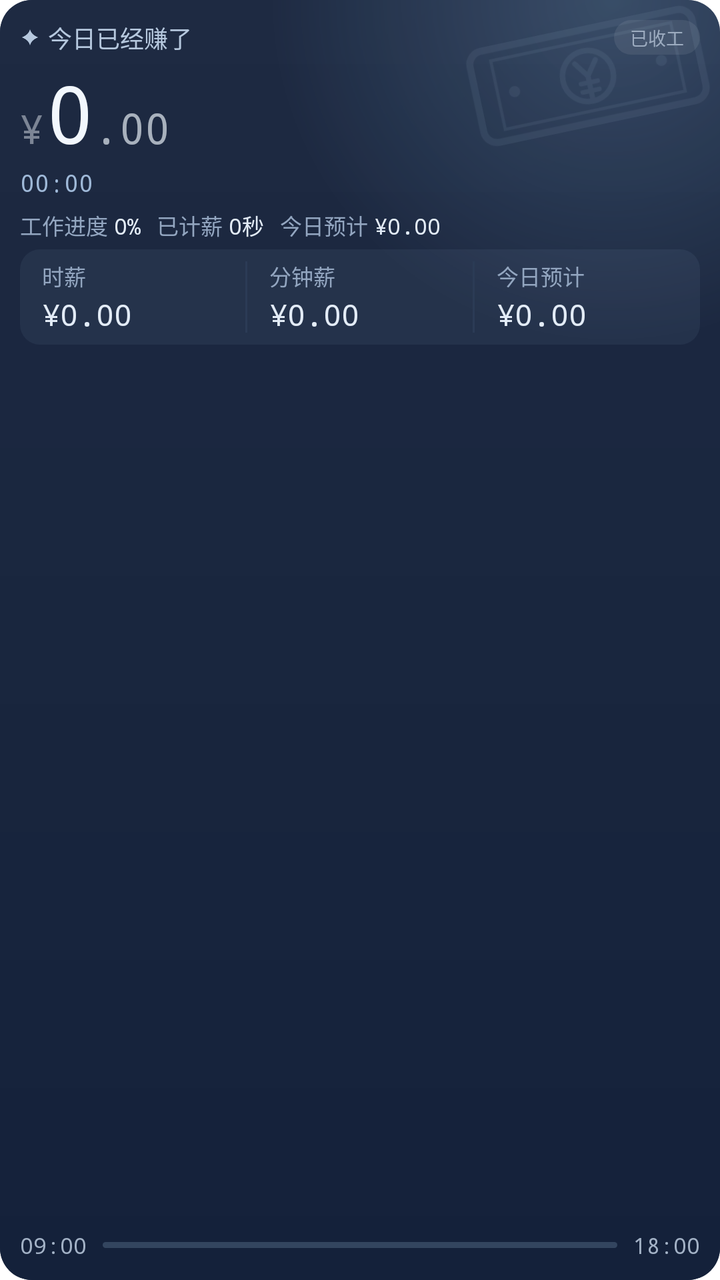
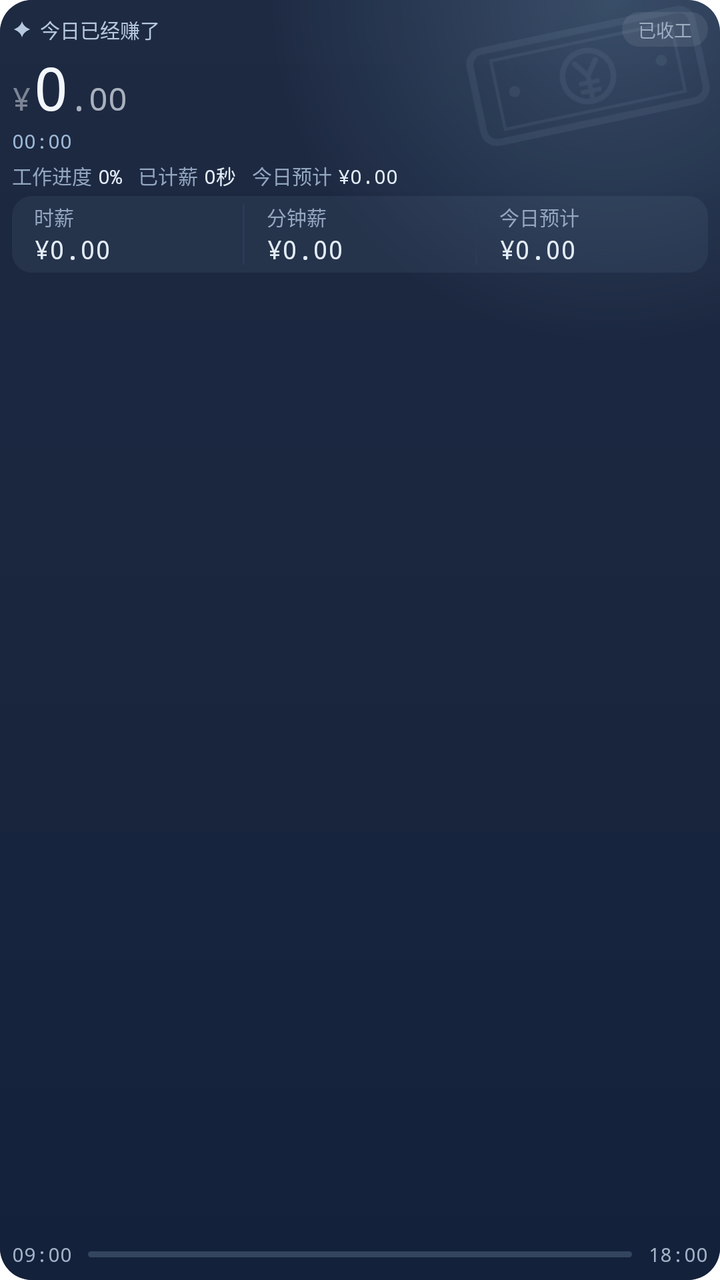

The first picture is an Android layout as it rendered before a commit; the second is the same layout after the commit. The layout source and the unified diff follow.
<!-- AndroidManifest.xml: application theme AppTheme -->
<!-- res/layout/widget_4x2_v2.xml -->
<?xml version="1.0" encoding="utf-8"?>
<FrameLayout xmlns:android="http://schemas.android.com/apk/res/android"
    android:id="@+id/widget_root"
    android:layout_width="match_parent"
    android:layout_height="match_parent"
    android:background="@drawable/widget_card_bg">

    <ImageView
        android:layout_width="120dp"
        android:layout_height="60dp"
        android:layout_gravity="top|end"
        android:layout_marginTop="8dp"
        android:layout_marginEnd="6dp"
        android:importantForAccessibility="no"
        android:alpha="0.08"
        android:rotation="-12"
        android:src="@drawable/widget_watermark_banknote"/>

    <LinearLayout
        android:layout_width="match_parent"
        android:layout_height="match_parent"
        android:orientation="vertical"
        android:padding="10dp">

        <LinearLayout
            android:layout_width="match_parent"
            android:layout_height="wrap_content"
            android:orientation="horizontal"
            android:gravity="center_vertical">

            <ImageView
                android:layout_width="10dp"
                android:layout_height="10dp"
                android:importantForAccessibility="no"
                android:src="@drawable/widget_sparkle"/>

            <TextView
                android:id="@+id/widget_label"
                android:layout_width="wrap_content"
                android:layout_height="wrap_content"
                android:layout_marginStart="4dp"
                android:text="今日已经赚了"
                android:textSize="12sp"
                android:textColor="@color/widget_hero_label"
                android:maxLines="1"/>

            <TextView
                android:layout_width="0dp"
                android:layout_height="1dp"
                android:layout_weight="1"/>

            <TextView
                android:id="@+id/widget_state"
                android:layout_width="wrap_content"
                android:layout_height="wrap_content"
                android:layout_marginStart="8dp"
                android:background="@drawable/widget_state_pill_dim"
                android:paddingStart="8dp"
                android:paddingEnd="8dp"
                android:paddingTop="2dp"
                android:paddingBottom="2dp"
                android:textSize="9sp"
                android:textColor="@color/widget_state_rest_text"
                android:maxLines="1"
                android:text="已收工"/>
        </LinearLayout>

        <LinearLayout
            android:layout_width="match_parent"
            android:layout_height="wrap_content"
            android:layout_marginTop="2dp"
            android:orientation="horizontal">

            <TextView
                android:id="@+id/widget_cur"
                android:layout_width="wrap_content"
                android:layout_height="wrap_content"
                android:fontFamily="monospace"
                android:textSize="20sp"
                android:textColor="@color/widget_amount_symbol"
                android:maxLines="1"
                android:text="¥"/>

            <TextView
                android:id="@+id/widget_amount"
                android:layout_width="wrap_content"
                android:layout_height="wrap_content"
                android:layout_marginStart="1dp"
                android:fontFamily="monospace"
                android:textSize="40sp"
                android:textColor="@color/widget_hero_text"
                android:maxLines="1"
                android:text="0"/>

            <TextView
                android:id="@+id/widget_frac"
                android:layout_width="wrap_content"
                android:layout_height="wrap_content"
                android:fontFamily="monospace"
                android:textSize="21sp"
                android:textColor="@color/widget_amount_frac"
                android:maxLines="1"
                android:text=".00"/>
        </LinearLayout>

        <Chronometer
            android:id="@+id/widget_rate"
            android:layout_width="match_parent"
            android:layout_height="wrap_content"
            android:fontFamily="monospace"
            android:textSize="12sp"
            android:textColor="@color/widget_hero_muted"
            android:maxLines="1"/>

        <LinearLayout
            android:layout_width="match_parent"
            android:layout_height="wrap_content"
            android:layout_marginTop="5dp"
            android:orientation="horizontal">

            <TextView
                android:id="@+id/widget_m1_label"
                android:layout_width="wrap_content"
                android:layout_height="wrap_content"
                android:text="工作进度"
                android:textSize="11sp"
                android:textColor="@color/widget_hero_meta"
                android:maxLines="1"/>

            <TextView
                android:id="@+id/widget_pct"
                android:layout_width="wrap_content"
                android:layout_height="wrap_content"
                android:layout_marginStart="3dp"
                android:fontFamily="monospace"
                android:textSize="11sp"
                android:textColor="@color/widget_hero_value"
                android:maxLines="1"
                android:text="0%"/>

            <TextView
                android:id="@+id/widget_m2_label"
                android:layout_width="wrap_content"
                android:layout_height="wrap_content"
                android:layout_marginStart="8dp"
                android:text="已计薪"
                android:textSize="11sp"
                android:textColor="@color/widget_hero_meta"
                android:maxLines="1"/>

            <TextView
                android:id="@+id/widget_worked"
                android:layout_width="wrap_content"
                android:layout_height="wrap_content"
                android:layout_marginStart="3dp"
                android:fontFamily="monospace"
                android:textSize="11sp"
                android:textColor="@color/widget_hero_value"
                android:maxLines="1"
                android:text="0秒"/>

            <TextView
                android:id="@+id/widget_m3_label"
                android:layout_width="wrap_content"
                android:layout_height="wrap_content"
                android:layout_marginStart="8dp"
                android:text="今日预计"
                android:textSize="11sp"
                android:textColor="@color/widget_hero_meta"
                android:maxLines="1"/>

            <TextView
                android:id="@+id/widget_daily"
                android:layout_width="wrap_content"
                android:layout_height="wrap_content"
                android:layout_marginStart="3dp"
                android:fontFamily="monospace"
                android:textSize="11sp"
                android:textColor="@color/widget_hero_value"
                android:maxLines="1"
                android:ellipsize="end"
                android:text="¥0.00"/>
        </LinearLayout>

        
        <LinearLayout
            android:layout_width="match_parent"
            android:layout_height="wrap_content"
            android:layout_marginTop="4dp"
            android:orientation="horizontal"
            android:background="@drawable/widget_stat_strip_bg">

            <LinearLayout
                android:layout_width="0dp"
                android:layout_height="wrap_content"
                android:layout_weight="1"
                android:orientation="vertical"
                android:paddingStart="11dp"
                android:paddingEnd="6dp"
                android:paddingTop="5dp"
                android:paddingBottom="5dp">

                <TextView
                    android:layout_width="wrap_content"
                    android:layout_height="wrap_content"
                    android:text="时薪"
                    android:textSize="11sp"
                    android:textColor="@color/widget_hero_meta"
                    android:maxLines="1"/>

                <TextView
                    android:id="@+id/widget_stat_hourly"
                    android:layout_width="wrap_content"
                    android:layout_height="wrap_content"
                    android:layout_marginTop="1dp"
                    android:fontFamily="monospace"
                    android:textSize="15sp"
                    android:textColor="@color/widget_hero_value"
                    android:maxLines="1"
                    android:text="¥0.00"/>
            </LinearLayout>

            <TextView
                android:layout_width="1dp"
                android:layout_height="match_parent"
                android:layout_marginTop="6dp"
                android:layout_marginBottom="6dp"
                android:background="@color/widget_hero_divider"/>

            <LinearLayout
                android:layout_width="0dp"
                android:layout_height="wrap_content"
                android:layout_weight="1"
                android:orientation="vertical"
                android:paddingStart="11dp"
                android:paddingEnd="6dp"
                android:paddingTop="5dp"
                android:paddingBottom="5dp">

                <TextView
                    android:layout_width="wrap_content"
                    android:layout_height="wrap_content"
                    android:text="分钟薪"
                    android:textSize="11sp"
                    android:textColor="@color/widget_hero_meta"
                    android:maxLines="1"/>

                <TextView
                    android:id="@+id/widget_stat_minute"
                    android:layout_width="wrap_content"
                    android:layout_height="wrap_content"
                    android:layout_marginTop="1dp"
                    android:fontFamily="monospace"
                    android:textSize="15sp"
                    android:textColor="@color/widget_hero_value"
                    android:maxLines="1"
                    android:text="¥0.00"/>
            </LinearLayout>

            <TextView
                android:layout_width="1dp"
                android:layout_height="match_parent"
                android:layout_marginTop="6dp"
                android:layout_marginBottom="6dp"
                android:background="@color/widget_hero_divider"/>

            <LinearLayout
                android:layout_width="0dp"
                android:layout_height="wrap_content"
                android:layout_weight="1"
                android:orientation="vertical"
                android:paddingStart="11dp"
                android:paddingEnd="6dp"
                android:paddingTop="5dp"
                android:paddingBottom="5dp">

                <TextView
                    android:layout_width="wrap_content"
                    android:layout_height="wrap_content"
                    android:text="今日预计"
                    android:textSize="11sp"
                    android:textColor="@color/widget_hero_meta"
                    android:maxLines="1"/>

                <TextView
                    android:id="@+id/widget_stat_daily"
                    android:layout_width="wrap_content"
                    android:layout_height="wrap_content"
                    android:layout_marginTop="1dp"
                    android:fontFamily="monospace"
                    android:textSize="15sp"
                    android:textColor="@color/widget_hero_value"
                    android:maxLines="1"
                    android:text="¥0.00"/>
            </LinearLayout>
        </LinearLayout>

        <TextView
            android:layout_width="match_parent"
            android:layout_height="0dp"
            android:layout_weight="1"/>

        <LinearLayout
            android:layout_width="match_parent"
            android:layout_height="wrap_content"
            android:orientation="horizontal"
            android:gravity="center_vertical">

            <TextView
                android:id="@+id/widget_start"
                android:layout_width="wrap_content"
                android:layout_height="wrap_content"
                android:fontFamily="monospace"
                android:textSize="11sp"
                android:textColor="@color/widget_hero_faint"
                android:maxLines="1"
                android:text="09:00"/>

            <ProgressBar
                android:id="@+id/widget_progress"
                style="?android:attr/progressBarStyleHorizontal"
                android:layout_width="0dp"
                android:layout_height="3dp"
                android:layout_weight="1"
                android:layout_marginStart="8dp"
                android:layout_marginEnd="8dp"
                android:progressDrawable="@drawable/widget_progress"
                android:max="10000"
                android:progress="0"/>

            <TextView
                android:id="@+id/widget_end"
                android:layout_width="wrap_content"
                android:layout_height="wrap_content"
                android:fontFamily="monospace"
                android:textSize="11sp"
                android:textColor="@color/widget_hero_faint"
                android:maxLines="1"
                android:text="18:00"/>
        </LinearLayout>
    </LinearLayout>
</FrameLayout>
<!-- resources referenced by this layout -->
<resources>
  <color name="widget_amount_frac">#A8F2F7FD</color>
  <color name="widget_amount_symbol">#73F2F7FD</color>
  <color name="widget_hero_divider">#2B3B55</color>
  <color name="widget_hero_faint">#A3B2C6</color>
  <color name="widget_hero_label">#B6C8DE</color>
  <color name="widget_hero_meta">#93A6C0</color>
  <color name="widget_hero_muted">#9FB9D8</color>
  <color name="widget_hero_text">#F2F7FD</color>
  <color name="widget_hero_value">#E3ECF7</color>
  <color name="widget_state_rest_text">#9DACC0</color>
  <!-- drawable widget_card_bg (drawable) -->
  <?xml version="1.0" encoding="utf-8"?>
  <layer-list xmlns:android="http://schemas.android.com/apk/res/android">
      <item>
          <shape android:shape="rectangle">
              <corners android:radius="16dp"/>
              <solid android:color="@color/widget_card"/>
          </shape>
      </item>
      <item>
          <shape android:shape="rectangle">
              <corners android:radius="16dp"/>
              <gradient
                  android:angle="315"
                  android:type="linear"
                  android:startColor="#1689B8E0"
                  android:endColor="#0089B8E0"/>
          </shape>
      </item>
      <item>
          <shape android:shape="rectangle">
              <corners android:radius="16dp"/>
              <gradient
                  android:type="radial"
                  android:centerX="0.85"
                  android:centerY="0.0"
                  android:gradientRadius="170dp"
                  android:startColor="#2E89B8E0"
                  android:endColor="@color/widget_card"/>
          </shape>
      </item>
      <item>
          <shape android:shape="rectangle">
              <corners android:radius="16dp"/>
              <gradient
                  android:angle="270"
                  android:type="linear"
                  android:startColor="#0AFFFFFF"
                  android:endColor="#00FFFFFF"/>
          </shape>
      </item>
  </layer-list>
  <!-- drawable widget_progress (drawable) -->
  <?xml version="1.0" encoding="utf-8"?>
  <layer-list xmlns:android="http://schemas.android.com/apk/res/android">
      <item android:id="@android:id/background">
          <shape android:shape="rectangle">
              <corners android:radius="2dp"/>
              <solid android:color="@color/widget_hero_track"/>
          </shape>
      </item>
      <item android:id="@android:id/progress">
          <clip>
              <shape android:shape="rectangle">
                  <corners android:radius="2dp"/>
                  <solid android:color="@color/widget_hero_fill"/>
              </shape>
          </clip>
      </item>
  </layer-list>
  <!-- drawable widget_sparkle (drawable) -->
  <?xml version="1.0" encoding="utf-8"?>
  <vector xmlns:android="http://schemas.android.com/apk/res/android"
      android:width="24dp"
      android:height="24dp"
      android:viewportWidth="24"
      android:viewportHeight="24">
      <path
          android:fillColor="#B6C8DE"
          android:pathData="M12,2 Q13.5,9 22,12 Q13.5,15 12,22 Q10.5,15 2,12 Q10.5,9 12,2 Z"/>
  </vector>
  <!-- drawable widget_stat_strip_bg (drawable) -->
  <?xml version="1.0" encoding="utf-8"?>
  <shape xmlns:android="http://schemas.android.com/apk/res/android"
      android:shape="rectangle">
      <corners android:radius="10dp"/>
      <solid android:color="#0FB7D8F0"/>
  </shape>
  <!-- drawable widget_state_pill_dim (drawable) -->
  <?xml version="1.0" encoding="utf-8"?>
  <shape xmlns:android="http://schemas.android.com/apk/res/android"
      android:shape="rectangle">
      <corners android:radius="20dp"/>
      <solid android:color="#14FFFFFF"/>
  </shape>
  <color name="widget_card">#14213A</color>
  <color name="widget_hero_track">#33455F</color>
  <color name="widget_hero_fill">#B7D8F0</color>
  <!-- unchanged entries left out for length: 1 -->
</resources>

<!-- the commit's change to res/layout/widget_4x2_v2.xml (unified diff, before → after) -->
@@ -20,7 +20,7 @@
         android:layout_width="match_parent"
         android:layout_height="match_parent"
         android:orientation="vertical"
-        android:padding="10dp">
+        android:padding="6dp">
 
         <LinearLayout
             android:layout_width="match_parent"
@@ -40,7 +40,7 @@
                 android:layout_height="wrap_content"
                 android:layout_marginStart="4dp"
                 android:text="今日已经赚了"
-                android:textSize="12sp"
+                android:textSize="10sp"
                 android:textColor="@color/widget_hero_label"
                 android:maxLines="1"/>
 
@@ -68,7 +68,6 @@
         <LinearLayout
             android:layout_width="match_parent"
             android:layout_height="wrap_content"
-            android:layout_marginTop="2dp"
             android:orientation="horizontal">
 
             <TextView
@@ -76,7 +75,7 @@
                 android:layout_width="wrap_content"
                 android:layout_height="wrap_content"
                 android:fontFamily="monospace"
-                android:textSize="20sp"
+                android:textSize="16sp"
                 android:textColor="@color/widget_amount_symbol"
                 android:maxLines="1"
                 android:text="¥"/>
@@ -87,7 +86,7 @@
                 android:layout_height="wrap_content"
                 android:layout_marginStart="1dp"
                 android:fontFamily="monospace"
-                android:textSize="40sp"
+                android:textSize="30sp"
                 android:textColor="@color/widget_hero_text"
                 android:maxLines="1"
                 android:text="0"/>
@@ -97,7 +96,7 @@
                 android:layout_width="wrap_content"
                 android:layout_height="wrap_content"
                 android:fontFamily="monospace"
-                android:textSize="21sp"
+                android:textSize="16sp"
                 android:textColor="@color/widget_amount_frac"
                 android:maxLines="1"
                 android:text=".00"/>
@@ -108,14 +107,14 @@
             android:layout_width="match_parent"
             android:layout_height="wrap_content"
             android:fontFamily="monospace"
-            android:textSize="12sp"
+            android:textSize="10sp"
             android:textColor="@color/widget_hero_muted"
             android:maxLines="1"/>
 
         <LinearLayout
             android:layout_width="match_parent"
             android:layout_height="wrap_content"
-            android:layout_marginTop="5dp"
+            android:layout_marginTop="3dp"
             android:orientation="horizontal">
 
             <TextView
@@ -123,7 +122,7 @@
                 android:layout_width="wrap_content"
                 android:layout_height="wrap_content"
                 android:text="工作进度"
-                android:textSize="11sp"
+                android:textSize="10sp"
                 android:textColor="@color/widget_hero_meta"
                 android:maxLines="1"/>
 
@@ -133,7 +132,7 @@
                 android:layout_height="wrap_content"
                 android:layout_marginStart="3dp"
                 android:fontFamily="monospace"
-                android:textSize="11sp"
+                android:textSize="10sp"
                 android:textColor="@color/widget_hero_value"
                 android:maxLines="1"
                 android:text="0%"/>
@@ -144,7 +143,7 @@
                 android:layout_height="wrap_content"
                 android:layout_marginStart="8dp"
                 android:text="已计薪"
-                android:textSize="11sp"
+                android:textSize="10sp"
                 android:textColor="@color/widget_hero_meta"
                 android:maxLines="1"/>
 
@@ -154,7 +153,7 @@
                 android:layout_height="wrap_content"
                 android:layout_marginStart="3dp"
                 android:fontFamily="monospace"
-                android:textSize="11sp"
+                android:textSize="10sp"
                 android:textColor="@color/widget_hero_value"
                 android:maxLines="1"
                 android:text="0秒"/>
@@ -165,7 +164,7 @@
                 android:layout_height="wrap_content"
                 android:layout_marginStart="8dp"
                 android:text="今日预计"
-                android:textSize="11sp"
+                android:textSize="10sp"
                 android:textColor="@color/widget_hero_meta"
                 android:maxLines="1"/>
 
@@ -175,7 +174,7 @@
                 android:layout_height="wrap_content"
                 android:layout_marginStart="3dp"
                 android:fontFamily="monospace"
-                android:textSize="11sp"
+                android:textSize="10sp"
                 android:textColor="@color/widget_hero_value"
                 android:maxLines="1"
                 android:ellipsize="end"
@@ -186,7 +185,7 @@
         <LinearLayout
             android:layout_width="match_parent"
             android:layout_height="wrap_content"
-            android:layout_marginTop="4dp"
+            android:layout_marginTop="3dp"
             android:orientation="horizontal"
             android:background="@drawable/widget_stat_strip_bg">
 
@@ -197,14 +196,14 @@
                 android:orientation="vertical"
                 android:paddingStart="11dp"
                 android:paddingEnd="6dp"
-                android:paddingTop="5dp"
-                android:paddingBottom="5dp">
+                android:paddingTop="3dp"
+                android:paddingBottom="3dp">
 
                 <TextView
                     android:layout_width="wrap_content"
                     android:layout_height="wrap_content"
                     android:text="时薪"
-                    android:textSize="11sp"
+                    android:textSize="10sp"
                     android:textColor="@color/widget_hero_meta"
                     android:maxLines="1"/>
 
@@ -212,9 +211,8 @@
                     android:id="@+id/widget_stat_hourly"
                     android:layout_width="wrap_content"
                     android:layout_height="wrap_content"
-                    android:layout_marginTop="1dp"
                     android:fontFamily="monospace"
-                    android:textSize="15sp"
+                    android:textSize="13sp"
                     android:textColor="@color/widget_hero_value"
                     android:maxLines="1"
                     android:text="¥0.00"/>
@@ -223,8 +221,8 @@
             <TextView
                 android:layout_width="1dp"
                 android:layout_height="match_parent"
-                android:layout_marginTop="6dp"
-                android:layout_marginBottom="6dp"
+                android:layout_marginTop="4dp"
+                android:layout_marginBottom="4dp"
                 android:background="@color/widget_hero_divider"/>
 
             <LinearLayout
@@ -234,14 +232,14 @@
                 android:orientation="vertical"
                 android:paddingStart="11dp"
                 android:paddingEnd="6dp"
-                android:paddingTop="5dp"
-                android:paddingBottom="5dp">
+                android:paddingTop="3dp"
+                android:paddingBottom="3dp">
 
                 <TextView
                     android:layout_width="wrap_content"
                     android:layout_height="wrap_content"
                     android:text="分钟薪"
-                    android:textSize="11sp"
+                    android:textSize="10sp"
                     android:textColor="@color/widget_hero_meta"
                     android:maxLines="1"/>
 
@@ -249,9 +247,8 @@
                     android:id="@+id/widget_stat_minute"
                     android:layout_width="wrap_content"
                     android:layout_height="wrap_content"
-                    android:layout_marginTop="1dp"
                     android:fontFamily="monospace"
-                    android:textSize="15sp"
+                    android:textSize="13sp"
                     android:textColor="@color/widget_hero_value"
                     android:maxLines="1"
                     android:text="¥0.00"/>
@@ -260,8 +257,8 @@
             <TextView
                 android:layout_width="1dp"
                 android:layout_height="match_parent"
-                android:layout_marginTop="6dp"
-                android:layout_marginBottom="6dp"
+                android:layout_marginTop="4dp"
+                android:layout_marginBottom="4dp"
                 android:background="@color/widget_hero_divider"/>
 
             <LinearLayout
@@ -271,14 +268,14 @@
                 android:orientation="vertical"
                 android:paddingStart="11dp"
                 android:paddingEnd="6dp"
-                android:paddingTop="5dp"
-                android:paddingBottom="5dp">
+                android:paddingTop="3dp"
+                android:paddingBottom="3dp">
 
                 <TextView
                     android:layout_width="wrap_content"
                     android:layout_height="wrap_content"
                     android:text="今日预计"
-                    android:textSize="11sp"
+                    android:textSize="10sp"
                     android:textColor="@color/widget_hero_meta"
                     android:maxLines="1"/>
 
@@ -286,9 +283,8 @@
                     android:id="@+id/widget_stat_daily"
                     android:layout_width="wrap_content"
                     android:layout_height="wrap_content"
-                    android:layout_marginTop="1dp"
                     android:fontFamily="monospace"
-                    android:textSize="15sp"
+                    android:textSize="13sp"
                     android:textColor="@color/widget_hero_value"
                     android:maxLines="1"
                     android:text="¥0.00"/>
@@ -311,7 +307,7 @@
                 android:layout_width="wrap_content"
                 android:layout_height="wrap_content"
                 android:fontFamily="monospace"
-                android:textSize="11sp"
+                android:textSize="10sp"
                 android:textColor="@color/widget_hero_faint"
                 android:maxLines="1"
                 android:text="09:00"/>
@@ -333,7 +329,7 @@
                 android:layout_width="wrap_content"
                 android:layout_height="wrap_content"
                 android:fontFamily="monospace"
-                android:textSize="11sp"
+                android:textSize="10sp"
                 android:textColor="@color/widget_hero_faint"
                 android:maxLines="1"
                 android:text="18:00"/>
